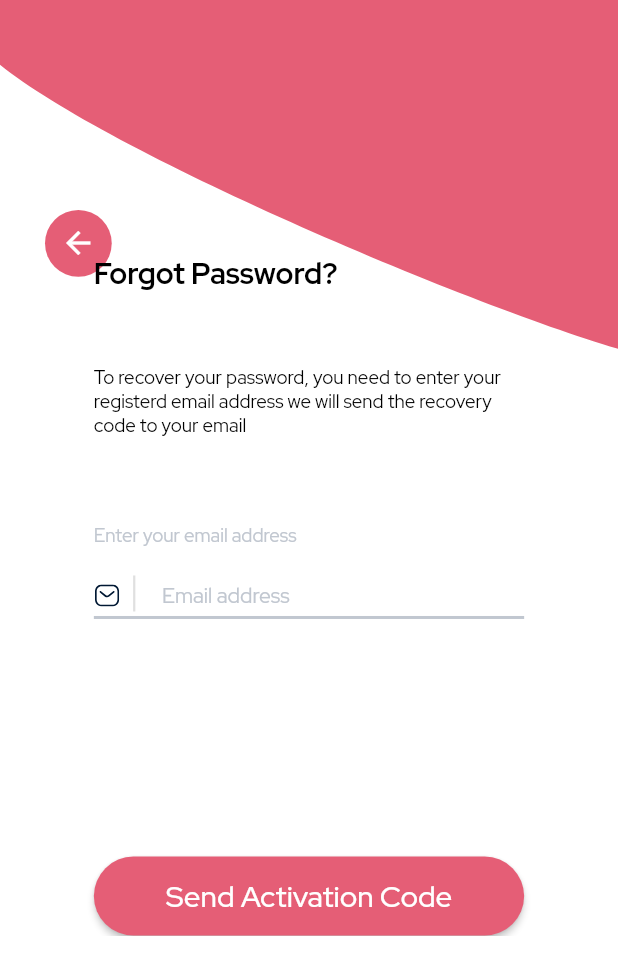
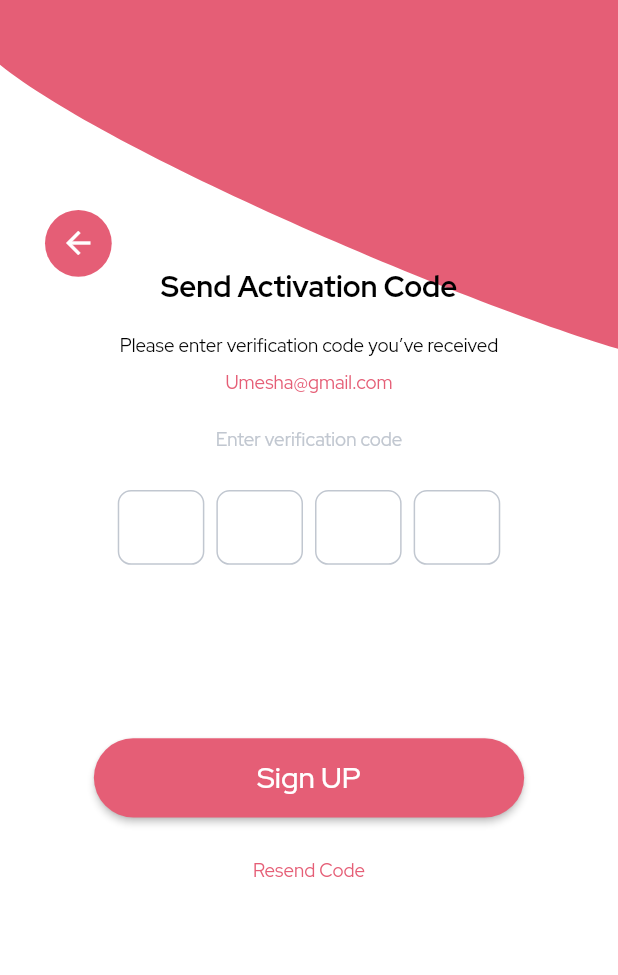
Before and after one commit to sherryqaisrani/Health-Channel-Application, a Flutter app: the screen it shows after launch, on a phone screen of 412 x 824 dp. Shown: the top 975 px of the screen. Run offline on Flutter 3.47's test engine with Material 2 defaults, Android fonts, the phone set to English and light mode, and no system bars; drawn by our look-alikes of pinput; our stand-ins replace dio, dots_indicator, flutter_screenutil, flutter_svg, google_fonts.

Commit message:
Confirm OTP Screen Design Successfully

```diff
--- a/lib/main.dart
+++ b/lib/main.dart
@@ -1,5 +1,6 @@
 import 'package:flutter/material.dart';
 import 'package:flutter_screenutil/flutter_screenutil.dart';
+import 'package:health_channel_application/screens/confirmation_screen.dart';
 import 'package:health_channel_application/screens/forget_password.dart';
 import 'package:health_channel_application/screens/intro_screen.dart';
 import 'package:health_channel_application/screens/login_screen.dart';
@@ -29,7 +30,7 @@ class MyApp extends StatelessWidget {
           home: child,
         );
       },
-      child: ForgetPassword(),
+      child: ConfirmationCode(),
     );
   }
 }
--- /dev/null
+++ b/lib/screens/confirmation_screen.dart
@@ -0,0 +1,191 @@
+import 'package:flutter/material.dart';
+import 'package:flutter_screenutil/flutter_screenutil.dart';
+import 'package:flutter_svg/flutter_svg.dart';
+import 'package:health_channel_application/utils/colors.dart';
+import 'package:health_channel_application/utils/file_path.dart';
+import 'package:pinput/pinput.dart';
+
+class ConfirmationCode extends StatelessWidget {
+  const ConfirmationCode({Key? key}) : super(key: key);
+
+  @override
+  Widget build(BuildContext context) {
+    final defaultPinTheme = PinTheme(
+      width: 60.w,
+      height: 56.h,
+      textStyle: TextStyle(
+        fontSize: 24,
+        color: Theme.of(context).colorScheme.primary,
+        fontWeight: FontWeight.bold,
+      ),
+      decoration: BoxDecoration(
+        border: Border.all(
+          color: aGrayColor,
+          width: 1,
+        ),
+        borderRadius: BorderRadius.circular(10.r),
+      ),
+    );
+
+    final focusedPinTheme = defaultPinTheme.copyDecorationWith(
+      border: Border.all(
+        color: Theme.of(context).colorScheme.primary,
+        width: 3,
+      ),
+      borderRadius: BorderRadius.circular(10.r),
+    );
+
+    final submittedPinTheme = defaultPinTheme.copyWith(
+      decoration: defaultPinTheme.decoration!.copyWith(
+        color: const Color.fromRGBO(234, 239, 243, 1),
+      ),
+    );
+
+    return Scaffold(
+      body: Stack(
+        children: [
+          Positioned(
+            top: 0,
+            child: SvgPicture.asset(
+              FilePath.firstTopDesign,
+            ),
+          ),
+          Positioned(
+            child: SvgPicture.asset(
+              FilePath.secondTopDesign,
+            ),
+          ),
+          Positioned(
+            top: 140,
+            left: 30,
+            child: Stack(
+              children: [
+                Container(
+                  height: 50.h,
+                  width: 50.h,
+                  decoration: BoxDecoration(
+                    color: Theme.of(context).colorScheme.primary,
+                    shape: BoxShape.circle,
+                  ),
+                  child: Icon(
+                    Icons.arrow_back,
+                    color: Theme.of(context).scaffoldBackgroundColor,
+                  ),
+                ),
+              ],
+            ),
+          ),
+          SafeArea(
+            child: Padding(
+              padding: EdgeInsets.symmetric(
+                horizontal: 65.w,
+              ),
+              child: SingleChildScrollView(
+                child: Column(
+                  crossAxisAlignment: CrossAxisAlignment.start,
+                  children: [
+                    SizedBox(
+                      height: 200.h,
+                    ),
+                    Column(
+                      crossAxisAlignment: CrossAxisAlignment.center,
+                      children: [
+                        Text(
+                          'Send Activation Code',
+                          style: Theme.of(context)
+                              .textTheme
+                              .headline3!
+                              .copyWith(
+                                  color: aBlack, fontWeight: FontWeight.bold),
+                        ),
+                        SizedBox(
+                          height: 20.h,
+                        ),
+                        Text(
+                          'Please enter verification code you’ve received',
+                          style:
+                              Theme.of(context).textTheme.headline5!.copyWith(
+                                    color: aBlack,
+                                  ),
+                        ),
+                        SizedBox(
+                          height: 10.h,
+                        ),
+                        Text(
+                          'Umesha@gmail.com',
+                          style:
+                              Theme.of(context).textTheme.headline5!.copyWith(
+                                    color: aPrimaryColor,
+                                  ),
+                        ),
+                        SizedBox(
+                          height: 24.h,
+                        ),
+                        Text(
+                          'Enter verification code',
+                          style: Theme.of(context)
+                              .textTheme
+                              .headline5!
+                              .copyWith(color: aPlaceHolderColor),
+                        ),
+                        SizedBox(
+                          height: 30.h,
+                        ),
+                        Pinput(
+                          defaultPinTheme: defaultPinTheme,
+                          focusedPinTheme: focusedPinTheme,
+                          submittedPinTheme: submittedPinTheme,
+                          validator: (value) {
+                            return value == '1234' ? null : 'Pin is incorrect';
+                          },
+                          pinputAutovalidateMode:
+                              PinputAutovalidateMode.onSubmit,
+                          showCursor: true,
+                          onCompleted: (pin) => print(pin),
+                        ),
+                        SizedBox(
+                          height: 130.h,
+                        ),
+                        SizedBox(
+                          width: double.maxFinite,
+                          child: ElevatedButton(
+                            style: ElevatedButton.styleFrom(
+                              padding: EdgeInsets.symmetric(
+                                vertical: 15.h,
+                              ),
+                              primary: aPrimaryColor,
+                            ),
+                            onPressed: () {},
+                            child: Text(
+                              'Sign UP',
+                              style: Theme.of(context)
+                                  .textTheme
+                                  .headline3!
+                                  .copyWith(
+                                    fontWeight: FontWeight.w500,
+                                  ),
+                            ),
+                          ),
+                        ),
+                        SizedBox(
+                          height: 30.h,
+                        ),
+                        Text(
+                          'Resend Code',
+                          style: Theme.of(context)
+                              .textTheme
+                              .headline5!
+                              .copyWith(color: aPrimaryColor),
+                        )
+                      ],
+                    ),
+                  ],
+                ),
+              ),
+            ),
+          )
+        ],
+      ),
+    );
+  }
+}
--- a/pubspec.yaml
+++ b/pubspec.yaml
@@ -41,6 +41,7 @@ dependencies:
   google_fonts: ^3.0.1
   dio: ^4.0.6
   dots_indicator: ^2.1.0
+  pinput: ^2.2.11
 
 dev_dependencies:
   flutter_test:
```
Also changed, not shown: pubspec.lock, 5 other files.
